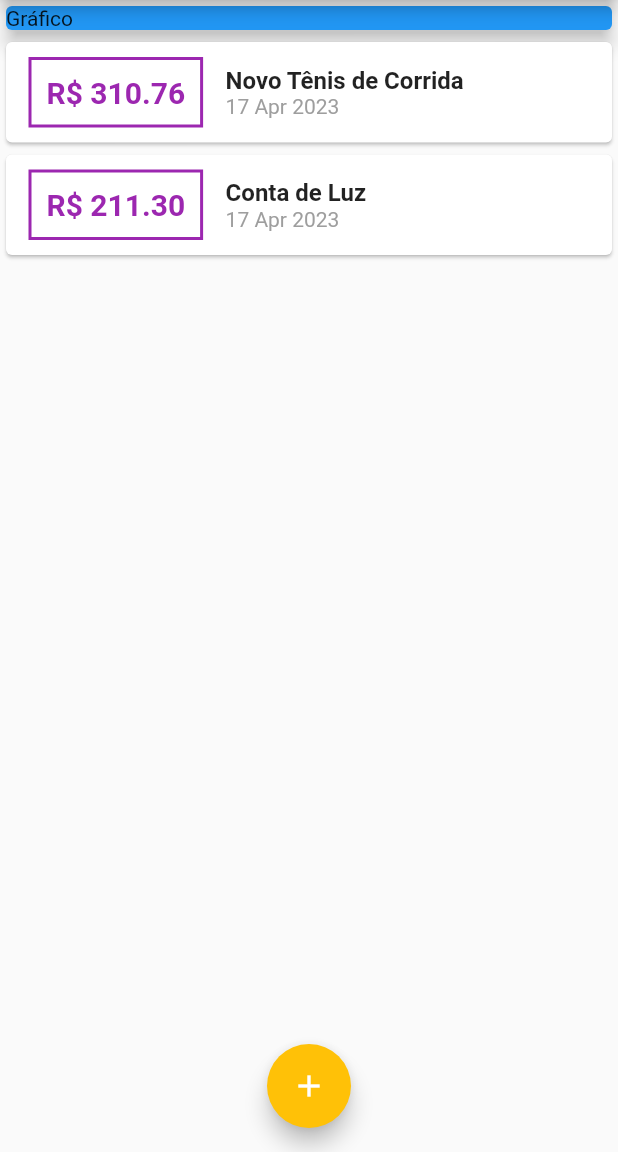
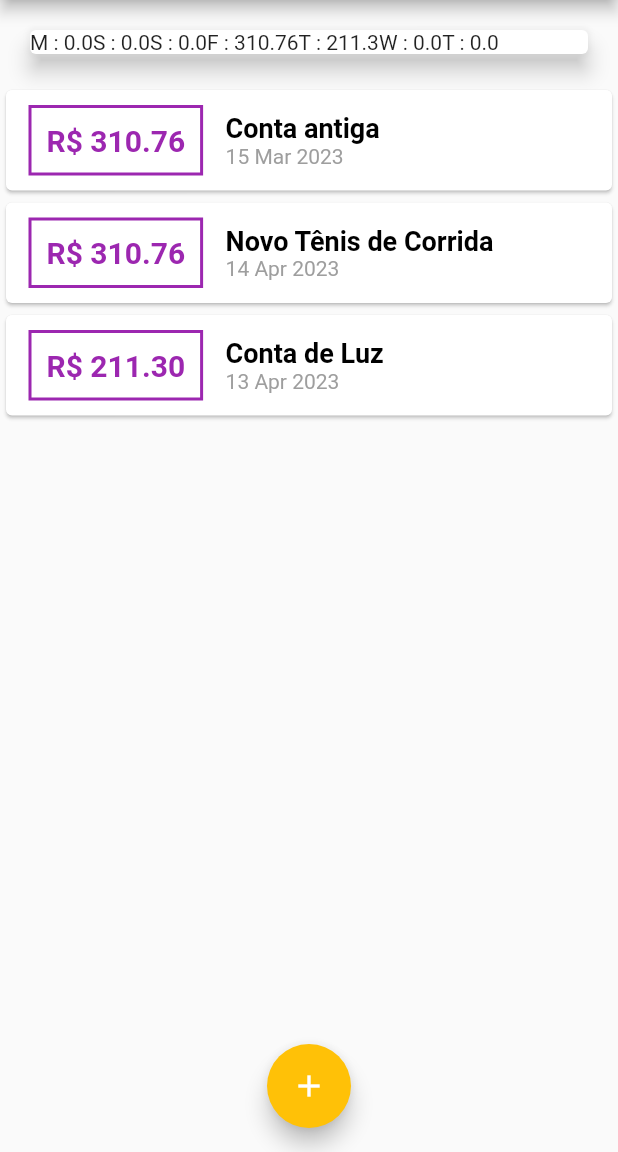
Before and after one commit to FaeelMarques/DespesasPessoais, a Flutter app: the screen it shows after launch, on a phone screen of 412 x 824 dp, the part 84-1236 px from its top. Run offline on Flutter 3.47's test engine with Material 2 defaults, Android fonts, the phone set to English and light mode, and no system bars; Roboto replaces fonts that are missing (OpenSans).

Commit message:
adding chart component

```diff
--- /dev/null
+++ b/expenses/lib/components/chart.dart
@@ -0,0 +1,48 @@
+import 'package:flutter/material.dart';
+import 'package:intl/intl.dart';
+import 'package:expenses/models/transaction.dart';
+
+class Chart extends StatelessWidget {
+  final List<Transaction> recentTransactions;
+
+  const Chart(this.recentTransactions, {Key? key}) : super(key: key);
+
+  List<Map<String, Object>> get groupedTransactions {
+    return List.generate(7, (index) {
+      final weekDay = DateTime.now().subtract(
+        Duration(days: index),
+      );
+
+      double totalSum = 0.0;
+
+      for (var i = 0; i < recentTransactions.length; i++) {
+        bool sameDay = recentTransactions[i].date.day == weekDay.day;
+        bool sameMonth = recentTransactions[i].date.month == weekDay.month;
+        bool sameYear = recentTransactions[i].date.year == weekDay.year;
+
+        if (sameDay && sameMonth && sameYear) {
+          totalSum += recentTransactions[i].value;
+        }
+      }
+
+      return {
+        'day': DateFormat.E().format(weekDay)[0],
+        'value': totalSum,
+      };
+    });
+  }
+
+  @override
+  Widget build(BuildContext context) {
+    groupedTransactions;
+    return Card(
+      elevation: 6,
+      margin: const EdgeInsets.all(20),
+      child: Row(
+        children: groupedTransactions.map((tr) {
+          return Text('${tr['day']} : ${tr['value']}');
+        }).toList(),
+      ),
+    );
+  }
+}
--- /dev/null
+++ b/expenses/lib/components/chart_bar.dart
@@ -0,0 +1,11 @@
+import 'package:flutter/src/foundation/key.dart';
+import 'package:flutter/src/widgets/framework.dart';
+
+import 'package:flutter/material.dart';
+
+class ChartBar extends StatelessWidget {
+  const ChartBar({Key? key}) : super(key: key);
+
+  @override
+  Widget build(BuildContext context) {}
+}
--- a/expenses/lib/components/transaction_list.dart
+++ b/expenses/lib/components/transaction_list.dart
@@ -11,7 +11,26 @@ class TransactionList extends StatelessWidget {
   Widget build(BuildContext context) {
     return Container(
       height: 300,
-      child: ListView.builder(
+      child: transactions.isEmpty
+          ? Column(
+              children: <Widget>[
+                Text(
+                  'Nenhuma Transação Cadastrada!',
+                  style: Theme.of(context).textTheme.headline6,
+                ),
+                const SizedBox(
+                  height: 20,
+                ),
+                Container(
+                  height: 200,
+                  child: Image.asset(
+                    'assets/images/waiting.png',
+                    fit: BoxFit.cover,
+                  ),
+                ),
+              ],
+            )
+          : ListView.builder(
               itemCount: transactions.length,
               itemBuilder: (ctx, index) {
                 final tr = transactions[index];
@@ -41,10 +60,7 @@ class TransactionList extends StatelessWidget {
                         children: <Widget>[
                           Text(
                             tr.title,
-                      style: const TextStyle(
-                        fontWeight: FontWeight.bold,
-                        fontSize: 16,
-                      ),
+                            style: Theme.of(context).textTheme.headline6,
                           ),
                           Text(
                             DateFormat('d MMM y').format(tr.date),
--- a/expenses/lib/main.dart
+++ b/expenses/lib/main.dart
@@ -2,6 +2,7 @@ import 'package:flutter/material.dart';
 import 'dart:math';
 import './components/transaction_form.dart';
 import './components/transaction_list.dart';
+import 'components/chart.dart';
 import 'models/transaction.dart';
 
 main() => runApp(ExpensesApp());
@@ -44,20 +45,34 @@ class MyHomePage extends StatefulWidget {
 }
 
 class _MyHomePageState extends State<MyHomePage> {
-  final _transactions = [
+  final List<Transaction> _transactions = [
+    Transaction(
+      id: 't0',
+      title: 'Conta antiga',
+      value: 310.76,
+      date: DateTime.now().subtract(const Duration(days: 33)),
+    ),
     Transaction(
       id: 't1',
       title: 'Novo Tênis de Corrida',
       value: 310.76,
-      date: DateTime.now(),
+      date: DateTime.now().subtract(const Duration(days: 3)),
     ),
     Transaction(
       id: 't2',
       title: 'Conta de Luz',
       value: 211.30,
-      date: DateTime.now(),
+      date: DateTime.now().subtract(const Duration(days: 4)),
     ),
   ];
+
+  List<Transaction> get _recentTransactions {
+    return _transactions.where((tr) {
+      return tr.date.isAfter(DateTime.now().subtract(
+        const Duration(days: 7),
+      ));
+    }).toList();
+  }
 
   _addTransaction(String title, double value) {
     final newTransaction = Transaction(
@@ -99,14 +114,7 @@ class _MyHomePageState extends State<MyHomePage> {
         child: Column(
           crossAxisAlignment: CrossAxisAlignment.stretch,
           children: <Widget>[
-            const SizedBox(
-              width: double.infinity,
-              child: Card(
-                color: Colors.blue,
-                elevation: 5,
-                child: Text('Gráfico'),
-              ),
-            ),
+            Chart(_recentTransactions),
             TransactionList(_transactions),
           ],
         ),
```
Also changed, not shown: expenses/assets/images/waiting.png (added). Lines whose indentation alone changed are shown as unchanged.
